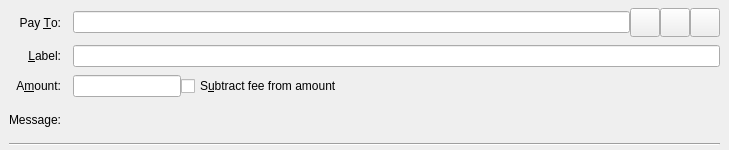
Qt form src/qt/forms/sendcoinsentry.ui (GeorgeRDG/litecoinz) before a commit.
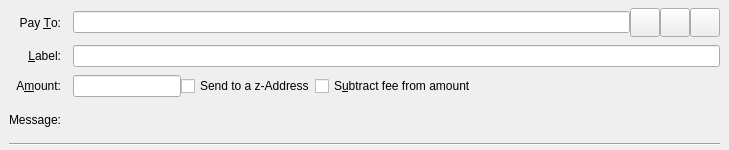
The same form after that commit. Icons and pictures are not drawn. Custom widgets are drawn as their Qt base class.

```diff
--- a/src/qt/forms/sendcoinsentry.ui
+++ b/src/qt/forms/sendcoinsentry.ui
@@ -163,10 +163,17 @@
      </widget>
     </item>
     <item row="2" column="1">
-     <layout class="QHBoxLayout" name="horizontalLayoutAmount" stretch="0,1">
+     <layout class="QHBoxLayout" name="horizontalLayoutAmount" stretch="0,0,1">
       <item>
        <widget class="BitcoinAmountField" name="payAmount"/>
       </item>
+      <item>
+       <widget class="QCheckBox" name="checkboxSendToZAddress">
+        <property name="text">
+         <string>Send to a z-Address</string>
+        </property>
+       </widget>
+      </item>
       <item>
        <widget class="QCheckBox" name="checkboxSubtractFeeFromAmount">
         <property name="toolTip">
```
